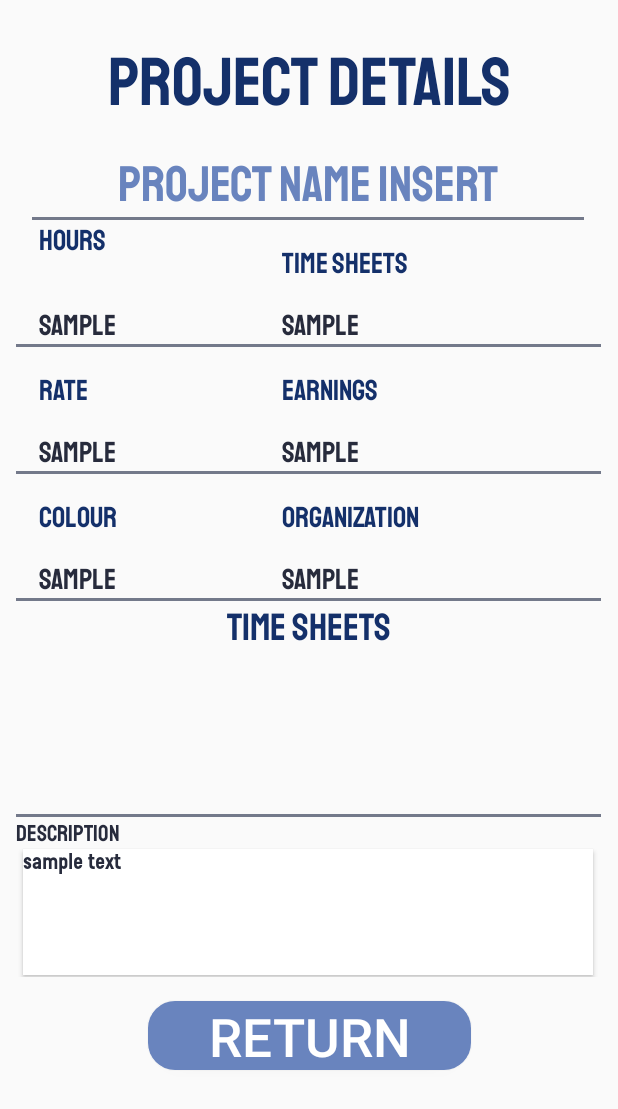
After one commit to ST10036509/PunchIn, an Android app built with Jetpack Compose: the layout activity_project_details.xml on its own in the app's theme, with its tools: preview values and no code run, on a phone screen of 412 x 824 dp. The commit adds this screen. Shown: the top 1109 px of the screen. Run offline under Robolectric (Android 15) with nearby library versions, the phone set to English and light mode, and no system bars.

Commit message:
OS-172 : Added Project Details page.

```diff
--- a/app/src/main/res/layout/activity_project_creation.xml
+++ b/app/src/main/res/layout/activity_project_creation.xml
@@ -2,7 +2,7 @@
 <!--
 AUTHOR: Leonard Bester
 CREATED: 23/04/2024
-LAST MODIFIED: 23/04/2024
+LAST MODIFIED: 29/04/2024
 -->
 
 <androidx.constraintlayout.widget.ConstraintLayout
@@ -196,3 +196,4 @@ LAST MODIFIED: 23/04/2024
 
 
 </androidx.constraintlayout.widget.ConstraintLayout>
+    <!--//______________________....oooOO0_END_OF_FILE_0OOooo....______________________\\-->
--- /dev/null
+++ b/app/src/main/res/layout/activity_project_details.xml
@@ -0,0 +1,339 @@
+<?xml version="1.0" encoding="utf-8"?>
+<!--
+AUTHOR: Leonard Bester
+CREATED: 23/04/2024
+LAST MODIFIED: 29/04/2024
+-->
+<androidx.constraintlayout.widget.ConstraintLayout
+    xmlns:android="http://schemas.android.com/apk/res/android"
+    xmlns:app="http://schemas.android.com/apk/res-auto"
+    xmlns:tools="http://schemas.android.com/tools"
+    android:layout_width="match_parent"
+    android:layout_height="match_parent">
+
+
+
+    <TextView
+        android:id="@+id/tv_Title"
+        android:layout_width="0dp"
+        android:layout_height="60dp"
+        android:layout_marginTop="24dp"
+        android:background="@android:color/transparent"
+        android:fontFamily="@font/staatliches"
+        android:text="@string/title_activity_project_details"
+        android:textAlignment="center"
+        android:textColor="@color/indigo_900"
+        android:textSize="45sp"
+        app:layout_constraintEnd_toEndOf="parent"
+        app:layout_constraintHorizontal_bias="0.0"
+        app:layout_constraintStart_toStartOf="parent"
+        app:layout_constraintTop_toTopOf="parent" />
+
+    <LinearLayout
+        android:id="@+id/linearLayout"
+        android:layout_width="390dp"
+        android:layout_height="551dp"
+        android:layout_marginTop="16dp"
+        android:orientation="vertical"
+        app:layout_constraintEnd_toEndOf="parent"
+        app:layout_constraintHorizontal_bias="0.476"
+        app:layout_constraintStart_toStartOf="parent"
+        app:layout_constraintTop_toBottomOf="@+id/tv_Title">
+
+
+
+        <!-- Project Name -->
+        <LinearLayout
+            android:layout_width="match_parent"
+            android:layout_height="wrap_content"
+            android:orientation="vertical">
+
+            <TextView
+                android:layout_width="match_parent"
+                android:layout_height="wrap_content"
+                android:fontFamily="@font/staatliches"
+                android:text="@string/project_name_activity_project_details"
+                android:textAlignment="center"
+                android:textColor="@color/indigo_300"
+                android:textSize="33dp" />
+
+            <ImageView
+                android:layout_width="368dp"
+                android:layout_height="2dp"
+                android:layout_gravity="center"
+                android:background="#73798a" />
+        </LinearLayout>
+
+        <!-- Hours and Time Sheets -->
+        <TableLayout
+            android:layout_width="match_parent"
+            android:layout_height="wrap_content">
+
+            <TableRow
+                android:layout_width="match_parent"
+                android:layout_height="match_parent"
+                android:layout_gravity="center">
+
+                <TextView
+                    android:id="@+id/tv_TotalLabel"
+                    android:layout_width="wrap_content"
+                    android:layout_height="wrap_content"
+                    android:layout_marginStart="15dp"
+                    android:layout_marginTop="15dp"
+                    android:layout_gravity=""
+                    android:fontFamily="@font/staatliches"
+                    android:text="@string/project_details_hours"
+                    android:textColor="@color/indigo_900"
+                    android:textSize="19sp" />
+
+                <TextView
+                    android:id="@+id/tv_BillableHoursLabel"
+                    android:layout_width="wrap_content"
+                    android:layout_height="wrap_content"
+                    android:layout_marginStart="110dp"
+                    android:layout_marginTop="15dp"
+                    android:fontFamily="@font/staatliches"
+                    android:text="@string/project_details_time_sheets"
+                    android:textColor="@color/indigo_900"
+                    android:textSize="19sp" />
+            </TableRow>
+
+            <TableRow
+                android:layout_width="match_parent"
+                android:layout_height="match_parent">
+
+                <TextView
+                    android:id="@+id/tv_Hours"
+                    android:layout_width="wrap_content"
+                    android:layout_height="wrap_content"
+                    android:layout_marginStart="15dp"
+                    android:layout_marginTop="15dp"
+                    android:fontFamily="@font/staatliches"
+                    android:text="sample"
+                    android:textColor="@color/dark_blue_900"
+                    android:textSize="19sp" />
+
+                <TextView
+                    android:id="@+id/tv_Time_Sheets"
+                    android:layout_width="wrap_content"
+                    android:layout_height="wrap_content"
+                    android:layout_marginStart="110dp"
+                    android:layout_marginTop="15dp"
+                    android:fontFamily="@font/staatliches"
+                    android:text="sample"
+                    android:textColor="@color/dark_blue_900"
+                    android:textSize="19sp" />
+            </TableRow>
+
+            <ImageView
+                android:layout_width="370dp"
+                android:layout_height="2dp"
+                android:layout_gravity="center"
+                android:background="#73798a" />
+        </TableLayout>
+
+
+        <!-- Rate and Earnings -->
+        <TableLayout
+            android:layout_width="match_parent"
+            android:layout_height="wrap_content">
+
+            <TableRow
+                android:layout_width="match_parent"
+                android:layout_height="match_parent">
+
+                <TextView
+                    android:layout_width="wrap_content"
+                    android:layout_height="wrap_content"
+                    android:layout_marginStart="15dp"
+                    android:layout_marginTop="15dp"
+                    android:fontFamily="@font/staatliches"
+                    android:text="@string/project_details_rate"
+                    android:textColor="@color/indigo_900"
+                    android:textSize="19sp" />
+
+                <TextView
+                    android:layout_width="wrap_content"
+                    android:layout_height="wrap_content"
+                    android:layout_marginStart="110dp"
+                    android:layout_marginTop="15dp"
+                    android:fontFamily="@font/staatliches"
+                    android:text="@string/project_details_earnings"
+                    android:textColor="@color/indigo_900"
+                    android:textSize="19sp" />
+            </TableRow>
+
+            <TableRow
+                android:layout_width="match_parent"
+                android:layout_height="match_parent">
+
+                <TextView
+                    android:id="@+id/tv_rate"
+                    android:layout_width="wrap_content"
+                    android:layout_height="wrap_content"
+                    android:layout_marginStart="15dp"
+                    android:layout_marginTop="15dp"
+                    android:fontFamily="@font/staatliches"
+                    android:text="sample"
+                    android:textColor="@color/dark_blue_900"
+                    android:textSize="19sp" />
+
+                <TextView
+                    android:id="@+id/tv_earnings"
+                    android:layout_width="wrap_content"
+                    android:layout_height="wrap_content"
+                    android:layout_marginStart="110dp"
+                    android:layout_marginTop="15dp"
+                    android:fontFamily="@font/staatliches"
+                    android:text="sample"
+                    android:textColor="@color/dark_blue_900"
+                    android:textSize="19sp" />
+            </TableRow>
+
+            <ImageView
+                android:layout_width="370dp"
+                android:layout_height="2dp"
+                android:layout_gravity="center"
+                android:background="#73798a" />
+        </TableLayout>
+
+        <!-- Colour and Organization -->
+        <TableLayout
+            android:layout_width="match_parent"
+            android:layout_height="wrap_content">
+
+            <TableRow
+                android:layout_width="match_parent"
+                android:layout_height="match_parent">
+
+                <TextView
+                    android:layout_width="wrap_content"
+                    android:layout_height="wrap_content"
+                    android:layout_marginStart="15dp"
+                    android:layout_marginTop="15dp"
+                    android:fontFamily="@font/staatliches"
+                    android:text="@string/project_details_colour"
+                    android:textColor="@color/indigo_900"
+                    android:textSize="19sp" />
+
+                <TextView
+                    android:layout_width="wrap_content"
+                    android:layout_height="wrap_content"
+                    android:layout_marginStart="110dp"
+                    android:layout_marginTop="15dp"
+                    android:fontFamily="@font/staatliches"
+                    android:text="@string/project_details_organization"
+                    android:textColor="@color/indigo_900"
+                    android:textSize="19sp" />
+            </TableRow>
+
+            <TableRow
+                android:layout_width="match_parent"
+                android:layout_height="match_parent">
+
+                <TextView
+                    android:id="@+id/tv_colour"
+                    android:layout_width="wrap_content"
+                    android:layout_height="wrap_content"
+                    android:layout_marginStart="15dp"
+                    android:layout_marginTop="15dp"
+                    android:fontFamily="@font/staatliches"
+                    android:text="sample"
+                    android:textColor="@color/dark_blue_900"
+                    android:textSize="19sp" />
+
+                <TextView
+                    android:id="@+id/tv_organization"
+                    android:layout_width="wrap_content"
+                    android:layout_height="wrap_content"
+                    android:layout_marginStart="110dp"
+                    android:layout_marginTop="15dp"
+                    android:fontFamily="@font/staatliches"
+                    android:text="sample"
+                    android:textColor="@color/dark_blue_900"
+                    android:textSize="19sp" />
+            </TableRow>
+            <ImageView
+                android:layout_width="370dp"
+                android:layout_height="2dp"
+                android:layout_gravity="center"
+                android:background="#73798a" />
+        </TableLayout>
+
+        <!-- Time Sheet Display -->
+        <LinearLayout
+            android:layout_width="match_parent"
+            android:layout_height="142dp"
+            android:orientation="vertical">
+
+            <TextView
+                android:layout_width="match_parent"
+                android:layout_height="36dp"
+                android:fontFamily="@font/staatliches"
+                android:text="@string/project_details_timeseheet_title"
+                android:textAlignment="center"
+                android:textColor="@color/indigo_900"
+                android:textSize="25dp" />
+
+            <ScrollView
+                android:id="@+id/sv_timesheets"
+                android:layout_width="match_parent"
+                android:layout_height="106dp"/>
+
+        </LinearLayout>
+
+        <!-- Line -->
+        <LinearLayout
+            android:layout_width="match_parent"
+            android:layout_height="2dp"
+            android:layout_gravity="center">
+            <ImageView
+                android:layout_width="match_parent"
+                android:layout_height="2dp"
+                android:layout_gravity="center"
+                android:background="#73798a" />
+        </LinearLayout>
+
+        <LinearLayout
+            android:layout_width="match_parent"
+            android:layout_height="111dp"
+            android:orientation="vertical">
+
+            <TextView
+                android:layout_width="match_parent"
+                android:layout_height="wrap_content"
+                android:fontFamily="@font/staatliches"
+                android:text="@string/project_details_descrption"
+                android:textColor="@color/dark_blue_900"
+                android:textSize="15dp"/>
+
+            <TextView
+                android:id="@+id/tv_description"
+                android:layout_width="380dp"
+                android:layout_height="84dp"
+                android:layout_gravity="center"
+                android:fontFamily="@font/reglo_bold"
+                android:text="sample text"
+                android:textColor="@color/dark_blue_900"
+                android:elevation="2dp"
+                android:background="@drawable/rectangle_wrapper_white_sharp_corners" />
+        </LinearLayout>
+
+
+
+    </LinearLayout>
+    <Button
+        android:id="@+id/btn_return"
+        android:layout_width="215dp"
+        android:layout_height="46dp"
+        android:layout_marginTop="16dp"
+        android:background="@drawable/rectangle_wrapper_medium_blue"
+        android:text="@string/project_details_return"
+        android:textColor="@color/white_A700"
+        android:textSize="35dp"
+        app:layout_constraintEnd_toEndOf="parent"
+        app:layout_constraintStart_toStartOf="parent"
+        app:layout_constraintTop_toBottomOf="@+id/linearLayout" />
+
+</androidx.constraintlayout.widget.ConstraintLayout>
+    <!--//______________________....oooOO0_END_OF_FILE_0OOooo....______________________\\-->
--- a/app/src/main/res/layout/activity_timesheet_creation.xml
+++ b/app/src/main/res/layout/activity_timesheet_creation.xml
@@ -170,3 +170,4 @@ LAST MODIFIED: 25/04/2024
 
 
 </androidx.constraintlayout.widget.ConstraintLayout>
+    <!--//______________________....oooOO0_END_OF_FILE_0OOooo....______________________\\-->
--- a/app/src/main/res/values/strings.xml
+++ b/app/src/main/res/values/strings.xml
@@ -56,6 +56,19 @@
     <string name="button_project_return">RETURN</string>
     <string name="button_project_add">ADD</string>
 
+    <!-- Projects Details Page -->
+    <string name="title_activity_project_details">PROJECT DETAILS</string>
+    <string name="project_name_activity_project_details">PROJECT NAME INSERT</string>
+    <string name="project_details_hours">HOURS</string>
+    <string name="project_details_time_sheets">TIME SHEETS</string>
+    <string name="project_details_rate">RATE</string>
+    <string name="project_details_earnings">EARNINGS</string>
+    <string name="project_details_colour">COLOUR</string>
+    <string name="project_details_organization">ORGANIZATION</string>
+    <string name="project_details_timeseheet_title">TIME SHEETS</string>
+    <string name="project_details_descrption">DESCRIPTION</string>
+    <string name="project_details_return">RETURN</string>
+
     <!-- Analytics Page -->
     <string name="title_analytics">ANALYTICS</string>
     <string name="title_hours">HOURS RECORD</string>
```
